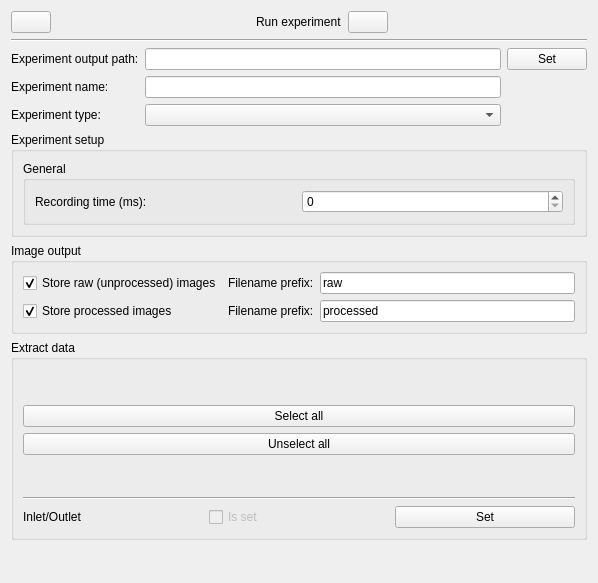
The window that src/RTOC/gui/experimentsetup.ui (mortbopet/RTOC) describes before a commit, drawn with Qt 5.
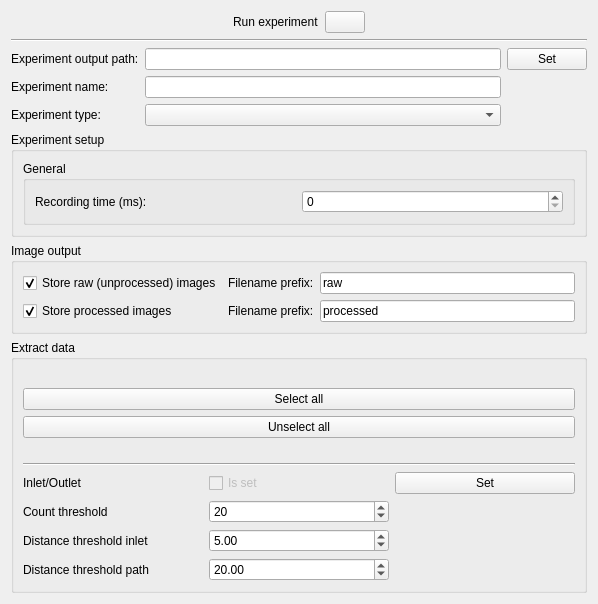
The same window after the commit.

Commit message: Add various threshold parameters to GUI and project file

Diff of the .ui file:
```diff
--- a/src/RTOC/gui/experimentsetup.ui
+++ b/src/RTOC/gui/experimentsetup.ui
@@ -7,7 +7,7 @@
     <x>0</x>
     <y>0</y>
     <width>598</width>
-    <height>583</height>
+    <height>604</height>
    </rect>
   </property>
   <property name="windowTitle">
@@ -18,24 +18,24 @@
     <layout class="QVBoxLayout" name="verticalLayout">
      <item>
       <layout class="QGridLayout" name="gridLayout_11">
-       <item row="0" column="3">
-        <widget class="QPushButton" name="run">
-         <property name="enabled">
-          <bool>true</bool>
-         </property>
-         <property name="text">
-          <string/>
-         </property>
-        </widget>
-       </item>
-       <item row="0" column="2">
+       <item row="0" column="1">
         <widget class="QLabel" name="label">
          <property name="text">
           <string>Run experiment</string>
          </property>
         </widget>
        </item>
-       <item row="0" column="1">
+       <item row="0" column="2">
+        <widget class="QPushButton" name="run">
+         <property name="enabled">
+          <bool>true</bool>
+         </property>
+         <property name="text">
+          <string/>
+         </property>
+        </widget>
+       </item>
+       <item row="0" column="0">
         <spacer name="horizontalSpacer">
          <property name="orientation">
           <enum>Qt::Horizontal</enum>
@@ -48,14 +48,7 @@
          </property>
         </spacer>
        </item>
-       <item row="0" column="0">
-        <widget class="QPushButton" name="help">
-         <property name="text">
-          <string/>
-         </property>
-        </widget>
-       </item>
-       <item row="0" column="4">
+       <item row="0" column="3">
         <spacer name="horizontalSpacer_2">
          <property name="orientation">
           <enum>Qt::Horizontal</enum>
@@ -240,6 +233,85 @@
         <bool>false</bool>
        </property>
        <layout class="QGridLayout" name="gridLayout_3">
+        <item row="1" column="0">
+         <layout class="QGridLayout" name="gridLayout_9">
+          <item row="1" column="1">
+           <widget class="QSpinBox" name="countThreshold">
+            <property name="maximum">
+             <number>9999</number>
+            </property>
+            <property name="value">
+             <number>20</number>
+            </property>
+           </widget>
+          </item>
+          <item row="2" column="1">
+           <widget class="QDoubleSpinBox" name="distanceThresholdInlet">
+            <property name="maximum">
+             <double>999999.989999999990687</double>
+            </property>
+            <property name="value">
+             <double>5.000000000000000</double>
+            </property>
+           </widget>
+          </item>
+          <item row="2" column="0">
+           <widget class="QLabel" name="label_6">
+            <property name="text">
+             <string>Distance threshold inlet</string>
+            </property>
+           </widget>
+          </item>
+          <item row="1" column="0">
+           <widget class="QLabel" name="label_5">
+            <property name="text">
+             <string>Count threshold</string>
+            </property>
+           </widget>
+          </item>
+          <item row="0" column="0">
+           <widget class="QLabel" name="label_2">
+            <property name="text">
+             <string>Inlet/Outlet</string>
+            </property>
+           </widget>
+          </item>
+          <item row="0" column="2">
+           <widget class="QPushButton" name="setOutlet">
+            <property name="text">
+             <string>Set</string>
+            </property>
+           </widget>
+          </item>
+          <item row="0" column="1">
+           <widget class="QCheckBox" name="inletOutletIsSet">
+            <property name="enabled">
+             <bool>false</bool>
+            </property>
+            <property name="text">
+             <string>Is set</string>
+            </property>
+           </widget>
+          </item>
+          <item row="3" column="0">
+           <widget class="QLabel" name="label_7">
+            <property name="text">
+             <string>Distance threshold path</string>
+            </property>
+           </widget>
+          </item>
+          <item row="3" column="1">
+           <widget class="QDoubleSpinBox" name="distanceThresholdPath">
+            <property name="maximum">
+             <double>999999.989999999990687</double>
+            </property>
+            <property name="value">
+             <double>20.000000000000000</double>
+            </property>
+           </widget>
+          </item>
+         </layout>
+        </item>
         <item row="0" column="0">
          <layout class="QVBoxLayout" name="verticalLayout_3">
           <item>
@@ -301,32 +373,7 @@
            </widget>
           </item>
           <item>
-           <layout class="QHBoxLayout" name="horizontalLayout_3">
-            <item>
-             <widget class="QLabel" name="label_2">
-              <property name="text">
-               <string>Inlet/Outlet</string>
-              </property>
-             </widget>
-            </item>
-            <item>
-             <widget class="QCheckBox" name="inletOutletIsSet">
-              <property name="enabled">
-               <bool>false</bool>
-              </property>
-              <property name="text">
-               <string>Is set</string>
-              </property>
-             </widget>
-            </item>
-            <item>
-             <widget class="QPushButton" name="setOutlet">
-              <property name="text">
-               <string>Set</string>
-              </property>
-             </widget>
-            </item>
-           </layout>
+           <layout class="QHBoxLayout" name="horizontalLayout_3"/>
           </item>
          </layout>
         </item>
```
The commit also changes 4 other files.
